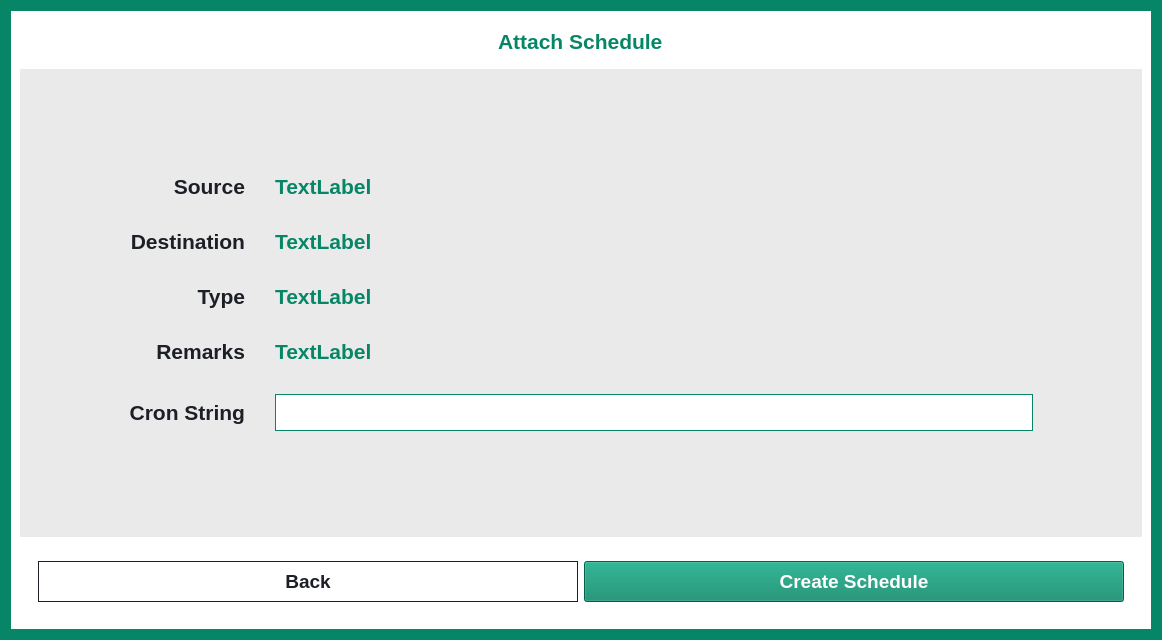
This is src/gui/dialog/attach_schedule_dialog.ui in HPE-Backup-and-Recovery-System/ResilioZ as Qt 5 draws it before an edit. The edited form follows.
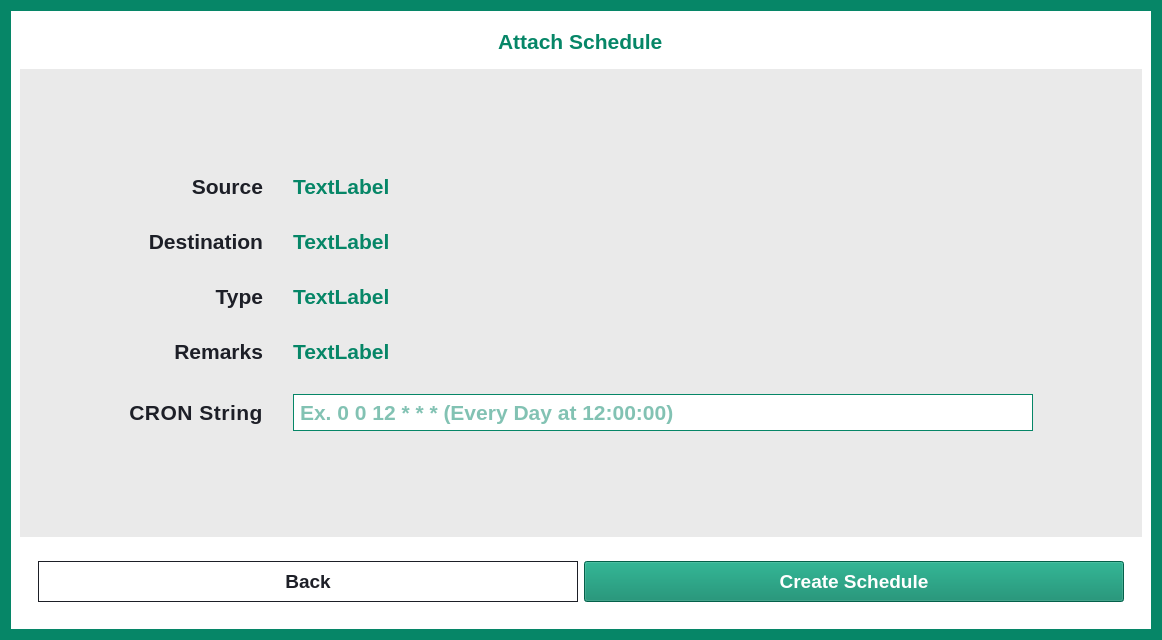
This is the edited form.

```diff
--- a/src/gui/dialog/attach_schedule_dialog.ui
+++ b/src/gui/dialog/attach_schedule_dialog.ui
@@ -229,6 +229,9 @@
              <property name="readOnly">
               <bool>false</bool>
              </property>
+             <property name="placeholderText">
+              <string>Ex. 0 0 12 * * * (Every Day at 12:00:00)</string>
+             </property>
             </widget>
            </item>
            <item row="1" column="1">
@@ -321,8 +324,14 @@
            </item>
            <item row="4" column="0" alignment="Qt::AlignRight">
             <widget class="QLabel" name="label_5">
+             <property name="styleSheet">
+              <string notr="true">QLabel {
+	font-weight: 700;
+	letter-spacing: 0.5px;
+}</string>
+             </property>
              <property name="text">
-              <string>Cron String</string>
+              <string>CRON String</string>
              </property>
              <property name="alignment">
               <set>Qt::AlignRight|Qt::AlignTrailing|Qt::AlignVCenter</set>
```
Left out of the diff: 3 changed lines with no effect on the pictures.
